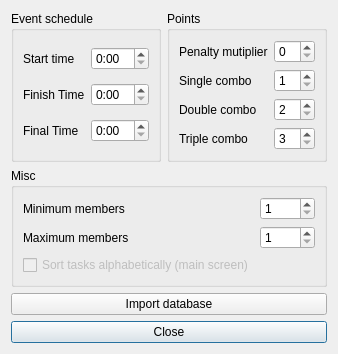
Before: the Qt Designer form trunk/gui_settings.ui in FrankMamuda/ketoevent, drawn with Qt 5.
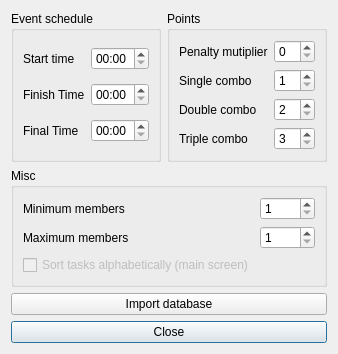
After: the same form once the commit is applied. Icons and pictures are not drawn.

The edit to the form file:
```diff
--- a/trunk/gui_settings.ui
+++ b/trunk/gui_settings.ui
@@ -37,7 +37,7 @@
          <enum>QDateTimeEdit::HourSection</enum>
         </property>
         <property name="displayFormat">
-         <string>H:mm</string>
+         <string>HH:mm</string>
         </property>
        </widget>
       </item>
@@ -54,7 +54,7 @@
          <enum>QDateTimeEdit::HourSection</enum>
         </property>
         <property name="displayFormat">
-         <string>H:mm</string>
+         <string>HH:mm</string>
         </property>
        </widget>
       </item>
@@ -71,7 +71,7 @@
          <enum>QDateTimeEdit::HourSection</enum>
         </property>
         <property name="displayFormat">
-         <string>H:mm</string>
+         <string>HH:mm</string>
         </property>
        </widget>
       </item>
```
